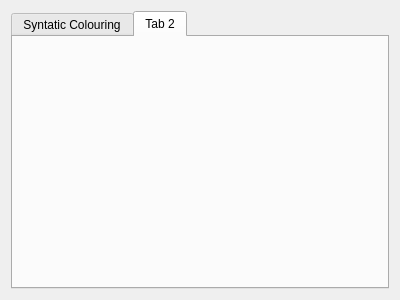
Old version of the form settingswindow.ui in the repository TeamWakame/SeaShell-IDE.
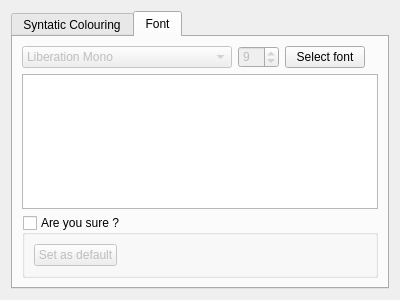
New version of the form. The open tabs and pages were chosen to show the change.

Commit message:
Update for settings windows
- The syntax highlighting tab has been improved with the addition of "c" and "->" highlighting for assignment and constants. In addition, the example text has been expanded to highlight the various possible changes and their results once made.
- The font tab has been added. It lets you define the text font and size (default: Consolas , 9). It also features enhanced example text and the option of setting default parameters.

Patch:
```diff
--- a/settingswindow.ui
+++ b/settingswindow.ui
@@ -13,7 +13,7 @@
   <property name="windowTitle">
    <string>Form</string>
   </property>
-  <layout class="QHBoxLayout" name="horizontalLayout">
+  <layout class="QVBoxLayout" name="verticalLayout_2">
    <item>
     <widget class="QTabWidget" name="tabWidget">
      <widget class="QWidget" name="syntacticColouringTab">
@@ -71,8 +71,125 @@
      </widget>
      <widget class="QWidget" name="tab_2">
       <attribute name="title">
-       <string>Tab 2</string>
+       <string>Font</string>
       </attribute>
+      <layout class="QVBoxLayout" name="verticalLayout_3">
+       <item>
+        <layout class="QHBoxLayout" name="horizontalLayout_3">
+         <item>
+          <widget class="QFontComboBox" name="selectFontComboBox">
+           <property name="enabled">
+            <bool>false</bool>
+           </property>
+           <property name="maximumSize">
+            <size>
+             <width>210</width>
+             <height>22</height>
+            </size>
+           </property>
+           <property name="editable">
+            <bool>false</bool>
+           </property>
+           <property name="currentText">
+            <string>Consolas</string>
+           </property>
+           <property name="currentFont">
+            <font>
+             <family>Consolas</family>
+             <pointsize>12</pointsize>
+            </font>
+           </property>
+          </widget>
+         </item>
+         <item>
+          <widget class="QSpinBox" name="selectFontSizeSpinBox">
+           <property name="enabled">
+            <bool>false</bool>
+           </property>
+           <property name="maximumSize">
+            <size>
+             <width>59</width>
+             <height>22</height>
+            </size>
+           </property>
+           <property name="value">
+            <number>9</number>
+           </property>
+          </widget>
+         </item>
+         <item>
+          <widget class="QPushButton" name="selectFontPushButton">
+           <property name="text">
+            <string>Select font</string>
+           </property>
+          </widget>
+         </item>
+         <item>
+          <spacer name="horizontalSpacer_2">
+           <property name="orientation">
+            <enum>Qt::Horizontal</enum>
+           </property>
+           <property name="sizeHint" stdset="0">
+            <size>
+             <width>40</width>
+             <height>20</height>
+            </size>
+           </property>
+          </spacer>
+         </item>
+        </layout>
+       </item>
+       <item>
+        <widget class="QTextEdit" name="exampleFontCodeEditor">
+         <property name="font">
+          <font>
+           <family>Consolas</family>
+          </font>
+         </property>
+         <property name="readOnly">
+          <bool>true</bool>
+         </property>
+        </widget>
+       </item>
+       <item>
+        <widget class="QGroupBox" name="setAsDefaultFontGroupBox">
+         <property name="title">
+          <string>Are you sure ?</string>
+         </property>
+         <property name="flat">
+          <bool>true</bool>
+         </property>
+         <property name="checkable">
+          <bool>true</bool>
+         </property>
+         <property name="checked">
+          <bool>false</bool>
+         </property>
+         <layout class="QGridLayout" name="gridLayout_2">
+          <item row="0" column="0">
+           <widget class="QPushButton" name="setAsDefaultFontPushButton">
+            <property name="text">
+             <string>Set as default</string>
+            </property>
+           </widget>
+          </item>
+          <item row="0" column="1">
+           <spacer name="horizontalSpacer_3">
+            <property name="orientation">
+             <enum>Qt::Horizontal</enum>
+            </property>
+            <property name="sizeHint" stdset="0">
+             <size>
+              <width>40</width>
+              <height>20</height>
+             </size>
+            </property>
+           </spacer>
+          </item>
+         </layout>
+        </widget>
+       </item>
+      </layout>
      </widget>
     </widget>
    </item>
```
Left out of the diff: 51 changed lines with no effect on the pictures. The commit also changes 6 other files.
